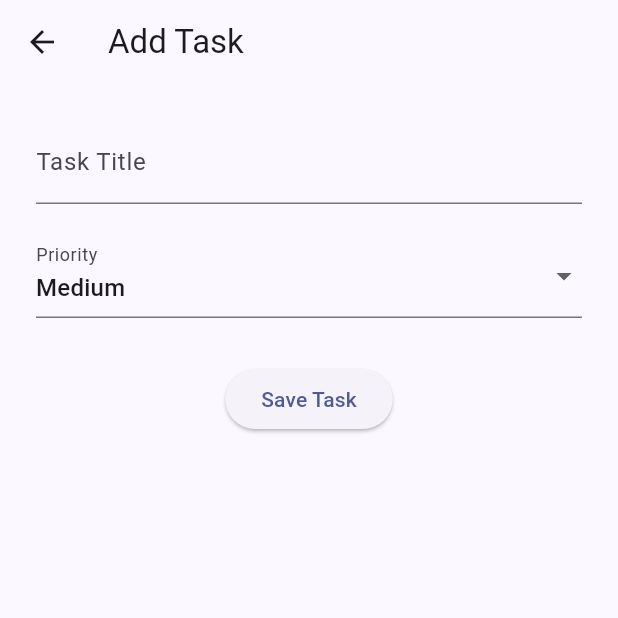
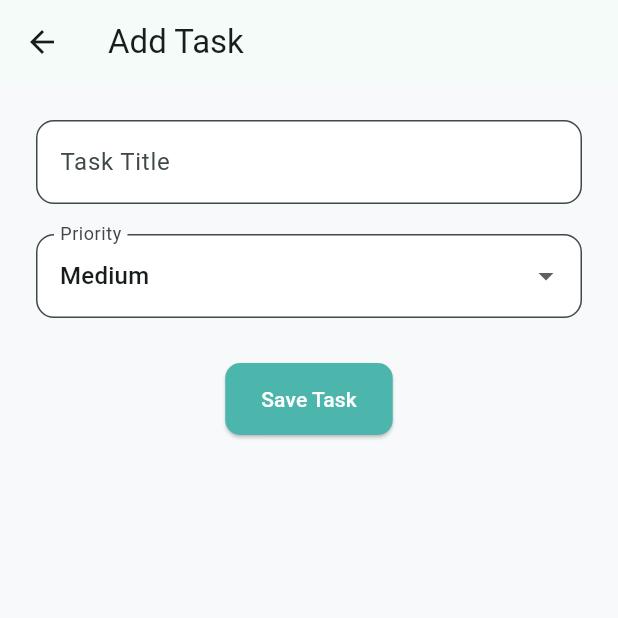
Before and after one commit to srikrishnakolli/crud_task_manager_app, a Flutter app: the screen it shows once a user with an empty profile is signed in, after a tap on "Add Task", on a phone screen of 412 x 824 dp, the top half of it. Run offline on Flutter 3.47's test engine with Material 3 defaults, Android fonts, the phone set to English and light mode, and no system bars; our stand-ins replace cloud_firestore, firebase_auth, firebase_core; accounts and stored records are empty.

```diff
--- a/lib/main.dart
+++ b/lib/main.dart
@@ -21,13 +21,34 @@ class TaskManagerApp extends StatelessWidget {
       debugShowCheckedModeBanner: false,
       theme: ThemeData(
         useMaterial3: true,
-        colorSchemeSeed: Colors.indigo,
+        brightness: Brightness.light,
+        colorSchemeSeed: Colors.teal[300],
+        scaffoldBackgroundColor: const Color(0xFFF8F9FA),
+        inputDecorationTheme: InputDecorationTheme(
+          filled: true,
+          fillColor: Colors.white,
+          border: OutlineInputBorder(borderRadius: BorderRadius.circular(12)),
+          focusedBorder: OutlineInputBorder(
+            borderRadius: BorderRadius.circular(12),
+            borderSide: const BorderSide(color: Colors.teal, width: 2),
+          ),
+        ),
+        elevatedButtonTheme: ElevatedButtonThemeData(
+          style: ElevatedButton.styleFrom(
+            backgroundColor: Colors.teal[300],
+            foregroundColor: Colors.white,
+            shape: RoundedRectangleBorder(borderRadius: BorderRadius.circular(10)),
+            padding: const EdgeInsets.symmetric(horizontal: 24, vertical: 14),
+          ),
+        ),
       ),
       home: StreamBuilder<User?>(
         stream: FirebaseAuth.instance.authStateChanges(),
         builder: (context, snapshot) {
           if (snapshot.connectionState == ConnectionState.waiting) {
-            return const Scaffold(body: Center(child: CircularProgressIndicator()));
+            return const Scaffold(
+              body: Center(child: CircularProgressIndicator()),
+            );
           } else if (snapshot.hasData) {
             return const HomeScreen();
           } else {
--- a/lib/screens/home_screen.dart
+++ b/lib/screens/home_screen.dart
@@ -10,7 +10,7 @@ class HomeScreen extends StatelessWidget {
     final user = FirebaseAuth.instance.currentUser;
     return Scaffold(
       appBar: AppBar(
-        title: Text("My Tasks"),
+        title: const Text("My Tasks"),
         actions: [
           IconButton(
             icon: const Icon(Icons.logout),
@@ -20,11 +20,37 @@ class HomeScreen extends StatelessWidget {
           )
         ],
       ),
-      body: Center(
-        child: Text("Welcome ${user?.email ?? 'User'}! Your task list will appear here."),
+      body: Padding(
+        padding: const EdgeInsets.all(16),
+        child: Column(
+          crossAxisAlignment: CrossAxisAlignment.start,
+          children: [
+            Text(
+              "Your Tasks",
+              style: Theme.of(context).textTheme.headlineSmall,
+            ),
+            const SizedBox(height: 16),
+            Expanded(
+              child: Container(
+                padding: const EdgeInsets.all(12),
+                decoration: BoxDecoration(
+                  color: Colors.white,
+                  borderRadius: BorderRadius.circular(16),
+                  boxShadow: [
+                    BoxShadow(color: Colors.grey.shade200, blurRadius: 8, spreadRadius: 2)
+                  ],
+                ),
+                child: const Center(child: Text("No tasks yet! Add one using +")),
+              ),
+            ),
+          ],
+        ),
       ),
       floatingActionButton: FloatingActionButton.extended(
-        onPressed: () => Navigator.push(context, MaterialPageRoute(builder: (_) => const AddTaskScreen())),
+        onPressed: () => Navigator.push(
+          context,
+          MaterialPageRoute(builder: (_) => const AddTaskScreen()),
+        ),
         icon: const Icon(Icons.add),
         label: const Text("Add Task"),
       ),
--- a/lib/screens/login_screen.dart
+++ b/lib/screens/login_screen.dart
@@ -20,11 +20,11 @@ class _LoginScreenState extends State<LoginScreen> {
     setState(() => _loading = true);
     try {
       await FirebaseAuth.instance.signInWithEmailAndPassword(
-        email: emailCtrl.text,
+        email: emailCtrl.text.trim(),
         password: passwordCtrl.text,
       );
     } catch (e) {
-      ScaffoldMessenger.of(context).showSnackBar(SnackBar(content: Text(e.toString())));
+      ScaffoldMessenger.of(context).showSnackBar(SnackBar(content: Text("Error: $e")));
     } finally {
       setState(() => _loading = false);
     }
@@ -37,6 +37,12 @@ class _LoginScreenState extends State<LoginScreen> {
         padding: const EdgeInsets.all(24),
         child: Center(
           child: SingleChildScrollView(
+            child: Card(
+              shape: RoundedRectangleBorder(borderRadius: BorderRadius.circular(20)),
+              elevation: 6,
+              color: Colors.white,
+              child: Padding(
+                padding: const EdgeInsets.all(20),
                 child: Form(
                   key: _formKey,
                   child: Column(
@@ -45,15 +51,15 @@ class _LoginScreenState extends State<LoginScreen> {
                       const SizedBox(height: 20),
                       TextFormField(
                         controller: emailCtrl,
-                    keyboardType: TextInputType.emailAddress,
                         decoration: const InputDecoration(labelText: "Email"),
                         validator: (val) => val!.isEmpty ? "Enter email" : null,
                       ),
+                      const SizedBox(height: 12),
                       TextFormField(
                         controller: passwordCtrl,
                         obscureText: true,
                         decoration: const InputDecoration(labelText: "Password"),
-                    validator: (val) => val!.length < 6 ? "Minimum 6 characters" : null,
+                        validator: (val) => val!.length < 6 ? "Min 6 characters" : null,
                       ),
                       const SizedBox(height: 20),
                       ElevatedButton(
@@ -63,8 +69,10 @@ class _LoginScreenState extends State<LoginScreen> {
                             : const Text("Login"),
                       ),
                       TextButton(
-                    onPressed: () => Navigator.push(context,
-                      MaterialPageRoute(builder: (_) => const RegisterScreen())),
+                        onPressed: () => Navigator.push(
+                          context,
+                          MaterialPageRoute(builder: (_) => const RegisterScreen()),
+                        ),
                         child: const Text("Don't have an account? Register"),
                       )
                     ],
@@ -73,6 +81,8 @@ class _LoginScreenState extends State<LoginScreen> {
               ),
             ),
           ),
+        ),
+      ),
     );
   }
 }
```
Also changed, not shown: lib/screens/add_task_screen.dart (+17 -4 lines), lib/screens/register_screen.dart (+16 -4 lines). Lines whose indentation alone changed are shown as unchanged.
